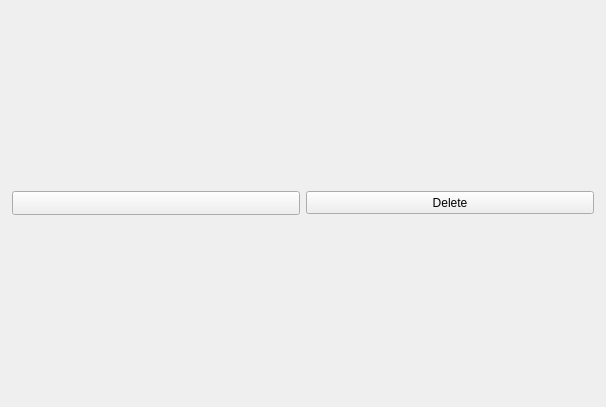
Before: the Qt Designer form galacteek/ui/keys.ui in pinnaculum/galacteek, drawn with Qt 5.
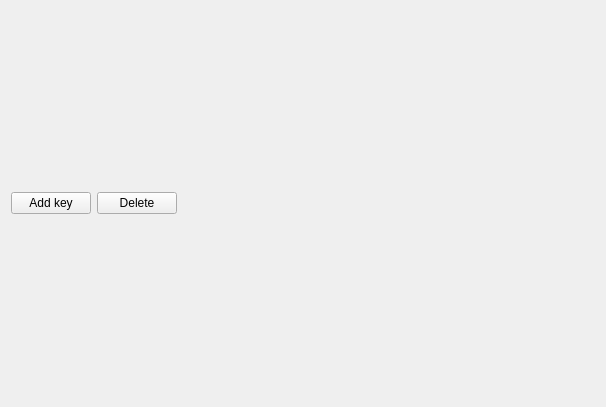
After: the same form once the commit is applied. Icons and pictures are not drawn.

The edit to the form file:
```diff
--- a/galacteek/ui/keys.ui
+++ b/galacteek/ui/keys.ui
@@ -19,14 +19,9 @@
      <item>
       <layout class="QHBoxLayout" name="horizontalLayout">
        <property name="sizeConstraint">
-        <enum>QLayout::SetMinimumSize</enum>
+        <enum>QLayout::SetFixedSize</enum>
        </property>
-       <item>
-        <layout class="QHBoxLayout" name="horizontalLayout_2">
-         <property name="sizeConstraint">
-          <enum>QLayout::SetMinimumSize</enum>
-         </property>
-         <item>
+       <item alignment="Qt::AlignLeft">
           <widget class="QPushButton" name="addKeyButton">
            <property name="sizePolicy">
             <sizepolicy hsizetype="Fixed" vsizetype="Fixed">
@@ -34,31 +29,22 @@
              <verstretch>0</verstretch>
             </sizepolicy>
            </property>
-           <property name="minimumSize">
-            <size>
-             <width>288</width>
-             <height>24</height>
-            </size>
-           </property>
-           <property name="maximumSize">
-            <size>
-             <width>288</width>
-             <height>16777215</height>
-            </size>
-           </property>
-           <property name="toolTip">
-            <string>&lt;html&gt;&lt;head/&gt;&lt;body&gt;&lt;p&gt;Create new key&lt;/p&gt;&lt;/body&gt;&lt;/html&gt;</string>
-           </property>
            <property name="text">
-            <string/>
+          <string>Add key</string>
            </property>
            <property name="icon">
             <iconset resource="galacteek.qrc">
-             <normaloff>:/share/icons/key.png</normaloff>:/share/icons/key.png</iconset>
+           <normaloff>:/share/icons/key-diago.png</normaloff>:/share/icons/key-diago.png</iconset>
+         </property>
+         <property name="iconSize">
+          <size>
+           <width>16</width>
+           <height>16</height>
+          </size>
            </property>
           </widget>
          </item>
-         <item>
+       <item alignment="Qt::AlignLeft">
           <widget class="QPushButton" name="deleteKeyButton">
            <property name="sizePolicy">
             <sizepolicy hsizetype="Fixed" vsizetype="Fixed">
@@ -66,27 +52,23 @@
              <verstretch>0</verstretch>
             </sizepolicy>
            </property>
-           <property name="minimumSize">
-            <size>
-             <width>288</width>
-             <height>23</height>
-            </size>
-           </property>
-           <property name="maximumSize">
-            <size>
-             <width>288</width>
-             <height>23</height>
-            </size>
-           </property>
-           <property name="toolTip">
-            <string>&lt;html&gt;&lt;head/&gt;&lt;body&gt;&lt;p&gt;Delete selected key&lt;/p&gt;&lt;/body&gt;&lt;/html&gt;</string>
-           </property>
            <property name="text">
             <string>Delete</string>
            </property>
           </widget>
          </item>
-        </layout>
+       <item>
+        <spacer name="horizontalSpacer">
+         <property name="orientation">
+          <enum>Qt::Horizontal</enum>
+         </property>
+         <property name="sizeHint" stdset="0">
+          <size>
+           <width>40</width>
+           <height>20</height>
+          </size>
+         </property>
+        </spacer>
        </item>
       </layout>
      </item>
```
Lines whose indentation alone changed are shown as unchanged.
